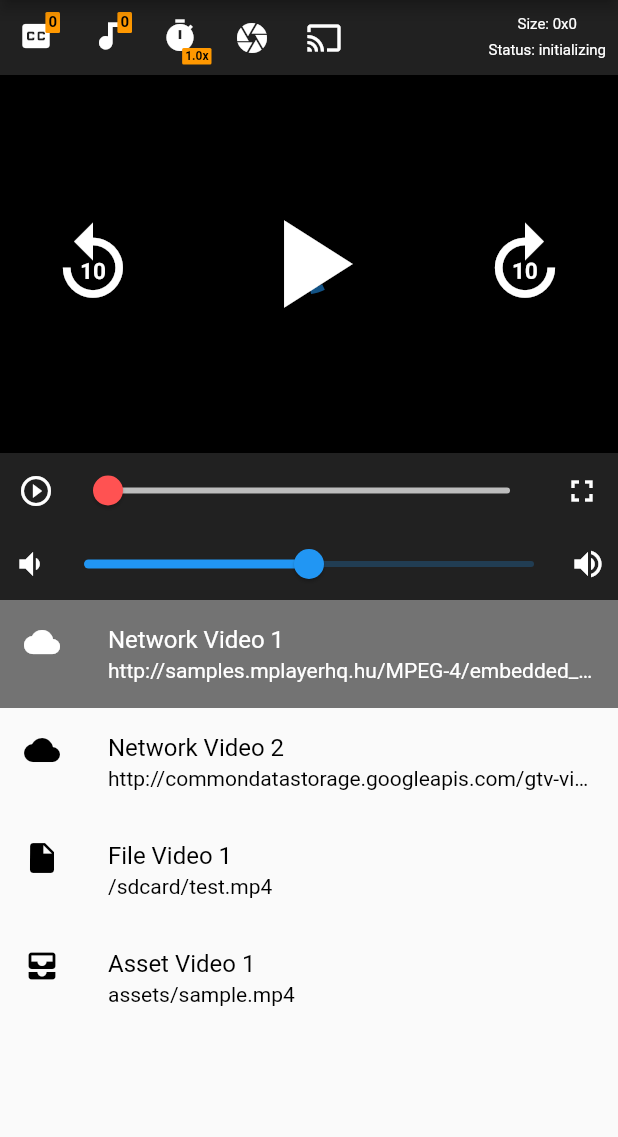
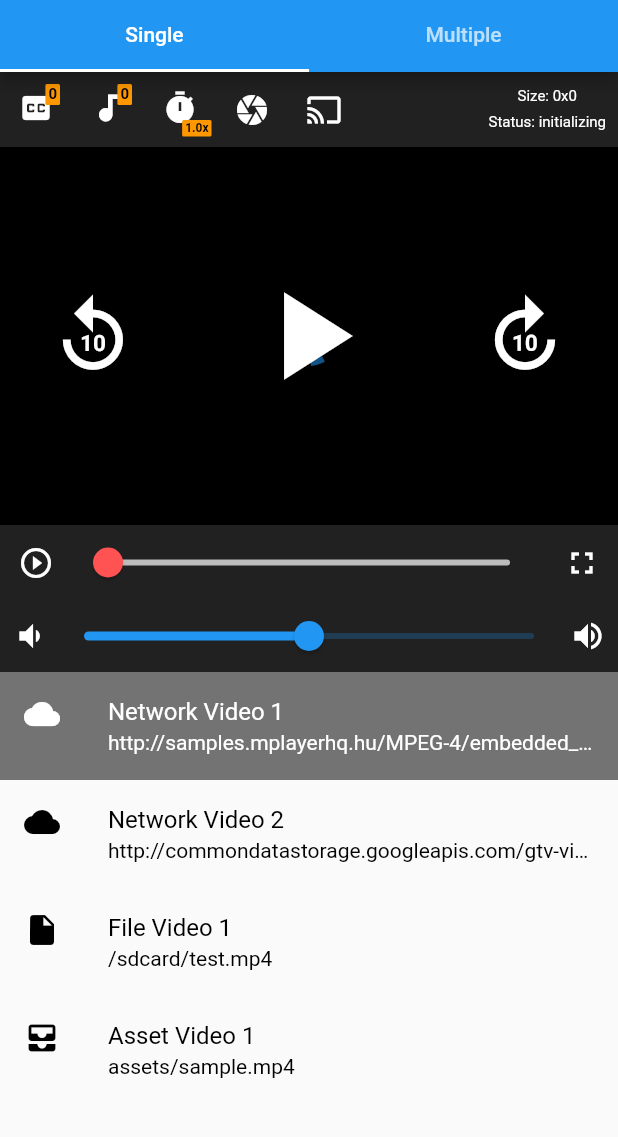
Before and after one commit to alr2413/flt_vlc_player, a Flutter app: the screen it shows after launch, on a phone screen of 412 x 824 dp, the part 84-1221 px from its top. Run offline on Flutter 3.47's test engine with Material 2 defaults, Android fonts, the phone set to English and light mode, and no system bars; our stand-ins replace plugin_platform_interface; missing offline and left inert: cryptoutils.

Commit message:
updated example

```diff
--- a/flutter_vlc_player/example/lib/main.dart
+++ b/flutter_vlc_player/example/lib/main.dart
@@ -1,11 +1,7 @@
-import 'dart:io';
-
 import 'package:flutter/cupertino.dart';
 import 'package:flutter/material.dart';
-
-import 'video_data.dart';
-import 'package:flutter_vlc_player/vlc_player_flutter.dart';
-import 'vlc_player_with_controls.dart';
+import 'package:flutter_vlc_player_example/multiple_tab.dart';
+import 'package:flutter_vlc_player_example/single_tab.dart';
 
 void main() {
   runApp(
@@ -21,184 +17,31 @@ class App extends StatefulWidget {
 }
 
 class _AppState extends State<App> {
-  VlcPlayerController _controller;
-
-  //
-  List<VideoData> listVideos;
-  int selectedVideoIndex;
-
-  void fillVideos() {
-    listVideos = List<VideoData>();
-    //
-    listVideos.add(VideoData(
-      name: 'Network Video 1',
-      path:
-          'http://samples.mplayerhq.hu/MPEG-4/embedded_subs/1Video_2Audio_2SUBs_timed_text_streams_.mp4',
-      type: VideoType.network,
-    ));
-    //
-    listVideos.add(VideoData(
-      name: 'Network Video 2',
-      path:
-          'http://commondatastorage.googleapis.com/gtv-videos-bucket/sample/ForBiggerJoyrides.mp4',
-      type: VideoType.network,
-    ));
-    //
-    listVideos.add(VideoData(
-      name: 'File Video 1',
-      path: '/sdcard/test.mp4', // or '/storage/emulated/0/test.mp4'
-      type: VideoType.file,
-    ));
-    //
-    listVideos.add(VideoData(
-      name: 'Asset Video 1',
-      path: 'assets/sample.mp4',
-      type: VideoType.asset,
-    ));
-  }
-
-  @override
-  void initState() {
-    super.initState();
-    //
-    fillVideos();
-    selectedVideoIndex = 0;
-    //
-    VideoData initVideo = listVideos[selectedVideoIndex];
-    switch (initVideo.type) {
-      case VideoType.network:
-        _controller = VlcPlayerController.network(
-          initVideo.path,
-          hwAcc: HwAcc.FULL,
-          onInit: () async {
-            await _controller.startRendererScanning();
-          },
-          onRendererHandler: (type, id, name) {
-            print('onRendererHandler $type $id $name');
-          },
-          options: VlcPlayerOptions(
-            advanced: VlcAdvancedOptions([
-              VlcAdvancedOptions.networkCaching(2000),
-            ]),
-            rtp: VlcRtpOptions([
-              VlcRtpOptions.rtpOverRtsp(true),
-            ]),
-          ),
-        );
-        break;
-      case VideoType.file:
-        File file = File(initVideo.path);
-        _controller = VlcPlayerController.file(
-          file,
-          onInit: () async {
-            await _controller.startRendererScanning();
-          },
-          onRendererHandler: (type, id, name) {
-            print('onRendererHandler $type $id $name');
-          },
-        );
-        break;
-      case VideoType.asset:
-        _controller = VlcPlayerController.asset(
-          initVideo.path,
-          onInit: () async {
-            await _controller.startRendererScanning();
-          },
-          onRendererHandler: (type, id, name) {
-            print('onRendererHandler $type $id $name');
-          },
-        );
-        break;
-    }
-  }
-
   @override
   Widget build(BuildContext context) {
-    return Scaffold(
-      appBar: AppBar(
-        centerTitle: true,
-        title: Text('Vlc Player Example'),
-      ),
-      body: ListView(
-        children: [
-          Container(
-            height: 400,
-            child: VlcPlayerWithControls(controller: _controller),
+    return MaterialApp(
+      home: DefaultTabController(
+        length: 2,
+        child: Scaffold(
+          appBar: AppBar(
+            centerTitle: true,
+            title: Text('Vlc Player Example'),
+            bottom: TabBar(
+              tabs: [
+                Tab(text: 'Single'),
+                Tab(text: 'Multiple'),
+              ],
+            ),
           ),
-          ListView.builder(
-            shrinkWrap: true,
-            itemCount: listVideos.length,
-            itemBuilder: (BuildContext context, int index) {
-              VideoData video = listVideos[index];
-              IconData iconData;
-              switch (video.type) {
-                case VideoType.network:
-                  iconData = Icons.cloud;
-                  break;
-                case VideoType.file:
-                  iconData = Icons.insert_drive_file;
-                  break;
-                case VideoType.asset:
-                  iconData = Icons.all_inbox;
-                  break;
-              }
-              return ListTile(
-                selected: selectedVideoIndex == index,
-                selectedTileColor: Colors.black54,
-                leading: Icon(
-                  iconData,
-                  color:
-                      selectedVideoIndex == index ? Colors.white : Colors.black,
-                ),
-                title: Text(
-                  video.name,
-                  overflow: TextOverflow.ellipsis,
-                  style: TextStyle(
-                    color: selectedVideoIndex == index
-                        ? Colors.white
-                        : Colors.black,
-                  ),
-                ),
-                subtitle: Text(
-                  video.path,
-                  overflow: TextOverflow.ellipsis,
-                  style: TextStyle(
-                    color: selectedVideoIndex == index
-                        ? Colors.white
-                        : Colors.black,
-                  ),
-                ),
-                onTap: () async {
-                  switch (video.type) {
-                    case VideoType.network:
-                      await _controller.setMediaFromNetwork(video.path,
-                          hwAcc: HwAcc.FULL);
-                      break;
-                    case VideoType.file:
-                      File file = File(video.path);
-                      if (await file.exists())
-                        await _controller.setMediaFromFile(file);
-                      break;
-                    case VideoType.asset:
-                      await _controller.setMediaFromAsset(video.path);
-                      break;
-                  }
-                  setState(() {
-                    selectedVideoIndex = index;
-                  });
-                },
-              );
-            },
+          body: TabBarView(
+            physics: NeverScrollableScrollPhysics(),
+            children: [
+              SingleTab(),
+              MultipleTab(),
+            ],
           ),
-        ],
+        ),
       ),
     );
   }
-
-  @override
-  void dispose() {
-    _controller.stopRendererScanning();
-    _controller.removeListener(() {});
-    super.dispose();
-  }
 }
--- /dev/null
+++ b/flutter_vlc_player/example/lib/single_tab.dart
@@ -0,0 +1,189 @@
+import 'dart:io';
+
+import 'package:flutter/cupertino.dart';
+import 'package:flutter/material.dart';
+
+import 'video_data.dart';
+import 'package:flutter_vlc_player/vlc_player_flutter.dart';
+import 'vlc_player_with_controls.dart';
+
+class SingleTab extends StatefulWidget {
+  @override
+  _SingleTabState createState() => _SingleTabState();
+}
+
+class _SingleTabState extends State<SingleTab> {
+  VlcPlayerController _controller;
+  GlobalKey _key = GlobalKey<VlcPlayerWithControlsState>();
+
+  //
+  List<VideoData> listVideos;
+  int selectedVideoIndex;
+
+  void fillVideos() {
+    listVideos = List<VideoData>();
+    //
+    listVideos.add(VideoData(
+      name: 'Network Video 1',
+      path:
+          'http://samples.mplayerhq.hu/MPEG-4/embedded_subs/1Video_2Audio_2SUBs_timed_text_streams_.mp4',
+      type: VideoType.network,
+    ));
+    //
+    listVideos.add(VideoData(
+      name: 'Network Video 2',
+      path:
+          'http://commondatastorage.googleapis.com/gtv-videos-bucket/sample/ForBiggerJoyrides.mp4',
+      type: VideoType.network,
+    ));
+    //
+    listVideos.add(VideoData(
+      name: 'File Video 1',
+      path: '/sdcard/test.mp4', // or '/storage/emulated/0/test.mp4'
+      type: VideoType.file,
+    ));
+    //
+    listVideos.add(VideoData(
+      name: 'Asset Video 1',
+      path: 'assets/sample.mp4',
+      type: VideoType.asset,
+    ));
+  }
+
+  @override
+  void initState() {
+    super.initState();
+    //
+    fillVideos();
+    selectedVideoIndex = 0;
+    //
+    VideoData initVideo = listVideos[selectedVideoIndex];
+    switch (initVideo.type) {
+      case VideoType.network:
+        _controller = VlcPlayerController.network(
+          initVideo.path,
+          hwAcc: HwAcc.FULL,
+          onInit: () async {
+            await _controller.startRendererScanning();
+          },
+          onRendererHandler: (type, id, name) {
+            print('onRendererHandler $type $id $name');
+          },
+          options: VlcPlayerOptions(
+            advanced: VlcAdvancedOptions([
+              VlcAdvancedOptions.networkCaching(2000),
+            ]),
+            rtp: VlcRtpOptions([
+              VlcRtpOptions.rtpOverRtsp(true),
+            ]),
+          ),
+        );
+        break;
+      case VideoType.file:
+        File file = File(initVideo.path);
+        _controller = VlcPlayerController.file(
+          file,
+          onInit: () async {
+            await _controller.startRendererScanning();
+          },
+          onRendererHandler: (type, id, name) {
+            print('onRendererHandler $type $id $name');
+          },
+        );
+        break;
+      case VideoType.asset:
+        _controller = VlcPlayerController.asset(
+          initVideo.path,
+          onInit: () async {
+            await _controller.startRendererScanning();
+          },
+          onRendererHandler: (type, id, name) {
+            print('onRendererHandler $type $id $name');
+          },
+        );
+        break;
+    }
+  }
+
+  @override
+  Widget build(BuildContext context) {
+    return ListView(
+      children: [
+        Container(
+          height: 400,
+          child: VlcPlayerWithControls(key: _key, controller: _controller),
+        ),
+        ListView.builder(
+          shrinkWrap: true,
+          itemCount: listVideos.length,
+          itemBuilder: (BuildContext context, int index) {
+            VideoData video = listVideos[index];
+            IconData iconData;
+            switch (video.type) {
+              case VideoType.network:
+                iconData = Icons.cloud;
+                break;
+              case VideoType.file:
+                iconData = Icons.insert_drive_file;
+                break;
+              case VideoType.asset:
+                iconData = Icons.all_inbox;
+                break;
+            }
+            return ListTile(
+              selected: selectedVideoIndex == index,
+              selectedTileColor: Colors.black54,
+              leading: Icon(
+                iconData,
+                color:
+                    selectedVideoIndex == index ? Colors.white : Colors.black,
+              ),
+              title: Text(
+                video.name,
+                overflow: TextOverflow.ellipsis,
+                style: TextStyle(
+                  color:
+                      selectedVideoIndex == index ? Colors.white : Colors.black,
+                ),
+              ),
+              subtitle: Text(
+                video.path,
+                overflow: TextOverflow.ellipsis,
+                style: TextStyle(
+                  color:
+                      selectedVideoIndex == index ? Colors.white : Colors.black,
+                ),
+              ),
+              onTap: () async {
+                switch (video.type) {
+                  case VideoType.network:
+                    await _controller.setMediaFromNetwork(video.path,
+                        hwAcc: HwAcc.FULL);
+                    break;
+                  case VideoType.file:
+                    File file = File(video.path);
+                    if (await file.exists())
+                      await _controller.setMediaFromFile(file);
+                    break;
+                  case VideoType.asset:
+                    await _controller.setMediaFromAsset(video.path);
+                    break;
+                }
+                setState(() {
+                  selectedVideoIndex = index;
+                });
+              },
+            );
+          },
+        ),
+      ],
+    );
+  }
+
+  @override
+  void dispose() {
+    _controller.stopRendererScanning();
+    _controller.removeListener(() {});
+    super.dispose();
+  }
+}
--- a/flutter_vlc_player/lib/src/vlc_player_controller.dart
+++ b/flutter_vlc_player/lib/src/vlc_player_controller.dart
@@ -225,9 +225,9 @@ class VlcPlayerController extends ValueNotifier<VlcPlayerValue> {
     void errorListener(Object obj) {
       final PlatformException e = obj;
       value = VlcPlayerValue.erroneous(e.message);
-      if (!initializingCompleter.isCompleted) {
-        initializingCompleter.completeError(obj);
-      }
+      // if (!initializingCompleter.isCompleted) {
+      //   initializingCompleter.completeError(obj);
+      // }
     }
 
     _mediaEventSubscription = _vlcPlayerPlatform
```
Also changed, not shown: flutter_vlc_player/example/lib/controls_overlay.dart (+8 -4 lines), flutter_vlc_player/example/lib/multiple_tab.dart (added, +86 -0 lines), 1 other file.
